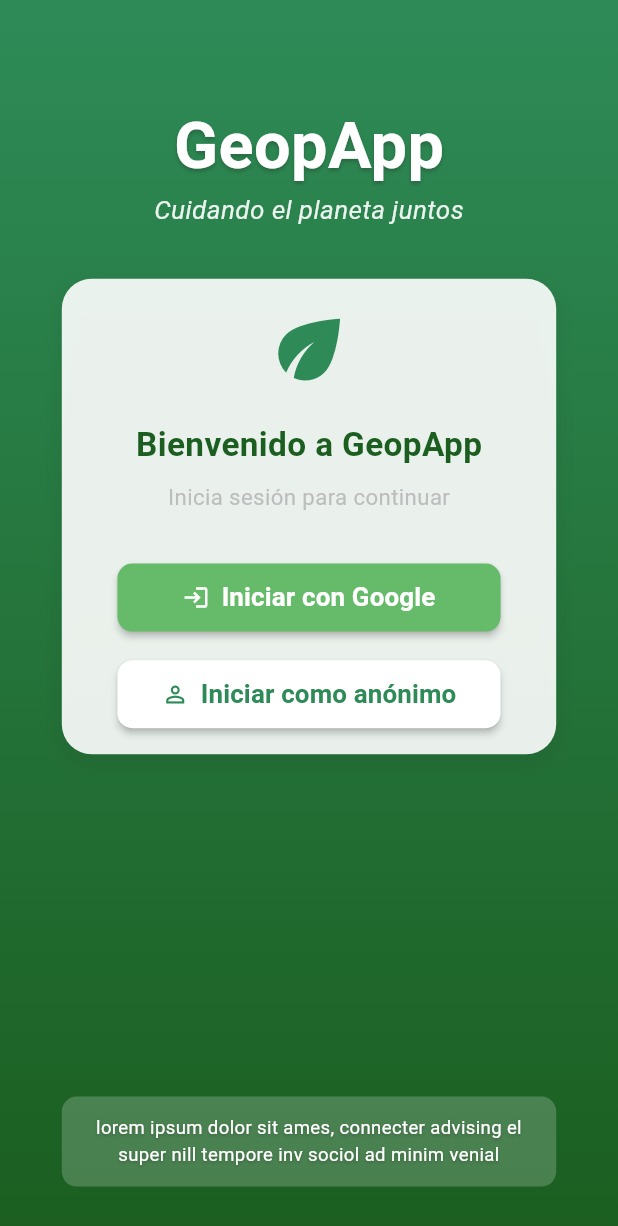
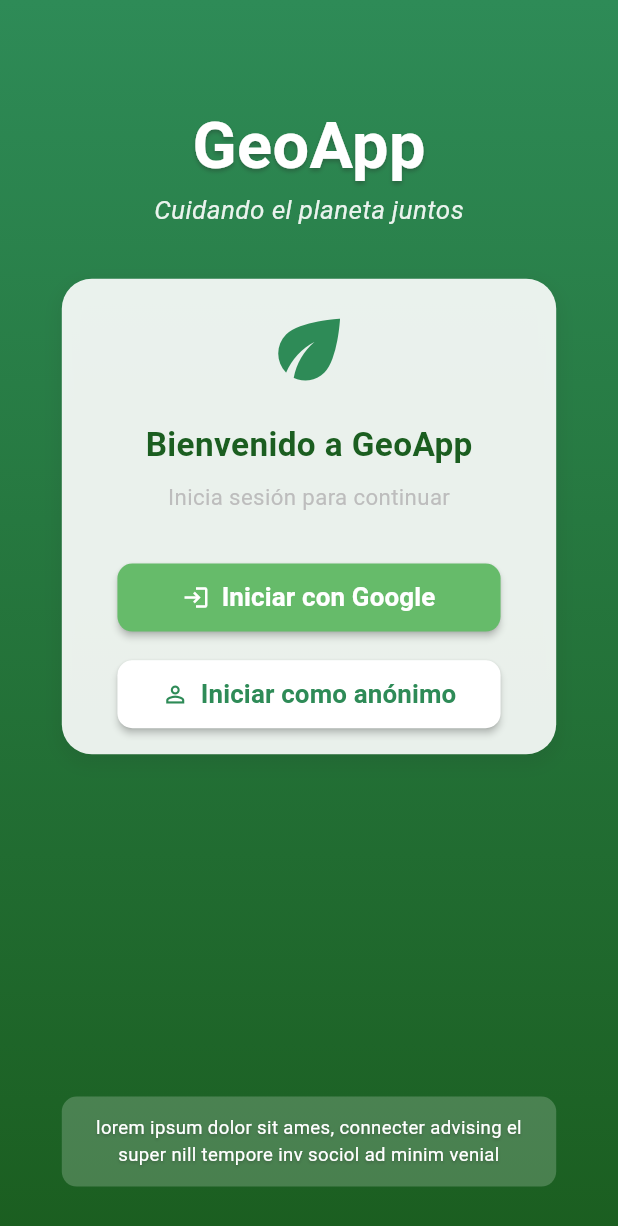
Before and after one commit to JuanJml01/geoappbeta, a Flutter app: the screen it shows after launch, on a phone screen of 412 x 824 dp. Shown: the top 1226 px of the screen. Run offline on Flutter 3.47's test engine with Material 3 defaults, Android fonts, the phone set to English and light mode, and no system bars; our stand-ins replace flutter_dotenv, flutter_map, geolocator, google_generative_ai, google_sign_in, image_picker and 2 more; missing offline and left inert: flutter_map_location_marker; accounts and stored records are empty.

Commit message:
Actualización del título de la aplicación de "GeopApp" a "GeoApp" en varias partes de la interfaz, incluyendo la pantalla principal y la página de inicio de sesión. Además, se actualizó el archivo de dependencias de plugins de Flutter para asegurar que las rutas y versiones estén correctas.

```diff
--- a/lib/Pages/beta_login.dart
+++ b/lib/Pages/beta_login.dart
@@ -57,7 +57,7 @@ class Login extends StatelessWidget {
                       ),
                       SizedBox(height: screenHeight * 0.02),
                       Text(
-                        "Bienvenido a GeopApp",
+                        "Bienvenido a GeoApp",
                         style: TextStyle(
                           fontSize: (screenWidth + screenHeight) * 0.018,
                           fontWeight: FontWeight.bold,
@@ -254,7 +254,7 @@ class TituloApp extends StatelessWidget {
     return Column(
       children: [
         Text(
-          "GeopApp",
+          "GeoApp",
           style: TextStyle(
             color: EcoPalette.white.color,
             fontSize: (screenWidth + screenHeight) * 0.035,
--- a/lib/main.dart
+++ b/lib/main.dart
@@ -39,7 +39,7 @@ class MyApp extends StatelessWidget {
       ],
       child: MaterialApp(
         debugShowCheckedModeBanner: false,
-        title: 'GeopApp',
+        title: 'GeoApp',
         theme: ThemeData(
           colorScheme: ColorScheme(
             primary: EcoPalette.greenPrimary.color,
```
Also changed, not shown: 1 other file.
